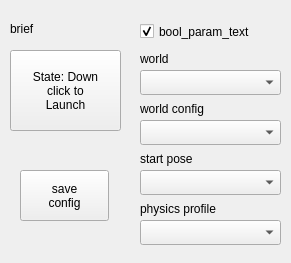
This is config/rqt_simple_launcher.ui in oscar-lima/rqt_simple_launcher as Qt 5 draws it before an edit. The edited form follows.
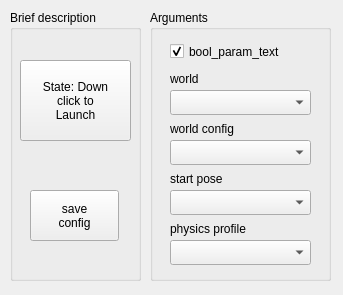
This is the edited form.

Commit message:
refactor code to cope with two instances of gui plugin on the same panel
- once the first process finishes, sends a trigger to the second to run,
this is done via topics.
- add example perspective config file.
- added group box to disable widgets when process is either launching or
running.

Patch:
```diff
--- a/config/rqt_simple_launcher.ui
+++ b/config/rqt_simple_launcher.ui
@@ -9,8 +9,8 @@
    <rect>
     <x>0</x>
     <y>0</y>
-    <width>291</width>
-    <height>263</height>
+    <width>343</width>
+    <height>295</height>
    </rect>
   </property>
   <property name="cursor">
@@ -19,26 +19,36 @@
   <property name="windowTitle">
    <string>rqt_simple_launcher</string>
   </property>
-  <widget class="QPushButton" name="cmdLaunch">
+  <widget class="QGroupBox" name="groupArguments">
    <property name="geometry">
     <rect>
-     <x>10</x>
-     <y>50</y>
-     <width>111</width>
-     <height>81</height>
+     <x>150</x>
+     <y>10</y>
+     <width>181</width>
+     <height>271</height>
+    </rect>
+   </property>
+   <property name="title">
+    <string>Arguments</string>
+   </property>
+   <widget class="QLabel" name="lblArg1">
+    <property name="geometry">
+     <rect>
+      <x>20</x>
+      <y>60</y>
+      <width>67</width>
+      <height>17</height>
     </rect>
    </property>
    <property name="text">
-    <string>State: Down
-click to
-Launch</string>
+     <string>world</string>
    </property>
   </widget>
   <widget class="QCheckBox" name="chkBoolParam">
    <property name="geometry">
     <rect>
-     <x>140</x>
-     <y>20</y>
+      <x>20</x>
+      <y>30</y>
      <width>141</width>
      <height>23</height>
     </rect>
@@ -50,57 +60,11 @@
     <bool>true</bool>
    </property>
   </widget>
-  <widget class="QComboBox" name="comboArg1">
-   <property name="geometry">
-    <rect>
-     <x>140</x>
-     <y>70</y>
-     <width>141</width>
-     <height>25</height>
-    </rect>
-   </property>
-  </widget>
-  <widget class="QLabel" name="lblArg1">
-   <property name="geometry">
-    <rect>
-     <x>140</x>
-     <y>50</y>
-     <width>67</width>
-     <height>17</height>
-    </rect>
-   </property>
-   <property name="text">
-    <string>world</string>
-   </property>
-  </widget>
-  <widget class="QLabel" name="lblArg2">
-   <property name="geometry">
-    <rect>
-     <x>140</x>
-     <y>100</y>
-     <width>101</width>
-     <height>17</height>
-    </rect>
-   </property>
-   <property name="text">
-    <string>world config</string>
-   </property>
-  </widget>
-  <widget class="QComboBox" name="comboArg2">
-   <property name="geometry">
-    <rect>
-     <x>140</x>
-     <y>120</y>
-     <width>141</width>
-     <height>25</height>
-    </rect>
-   </property>
-  </widget>
   <widget class="QLabel" name="lblArg3">
    <property name="geometry">
     <rect>
-     <x>140</x>
-     <y>150</y>
+      <x>20</x>
+      <y>160</y>
      <width>101</width>
      <height>17</height>
     </rect>
@@ -109,11 +73,11 @@
     <string>start pose</string>
    </property>
   </widget>
-  <widget class="QComboBox" name="comboArg3">
+   <widget class="QComboBox" name="comboArg2">
    <property name="geometry">
     <rect>
-     <x>140</x>
-     <y>170</y>
+      <x>20</x>
+      <y>130</y>
      <width>141</width>
      <height>25</height>
     </rect>
@@ -122,8 +86,8 @@
   <widget class="QLabel" name="lblArg4">
    <property name="geometry">
     <rect>
-     <x>140</x>
-     <y>200</y>
+      <x>20</x>
+      <y>210</y>
      <width>121</width>
      <height>17</height>
     </rect>
@@ -132,21 +96,82 @@
     <string>physics profile</string>
    </property>
   </widget>
+   <widget class="QComboBox" name="comboArg3">
+    <property name="geometry">
+     <rect>
+      <x>20</x>
+      <y>180</y>
+      <width>141</width>
+      <height>25</height>
+     </rect>
+    </property>
+   </widget>
   <widget class="QComboBox" name="comboArg4">
    <property name="geometry">
     <rect>
-     <x>140</x>
-     <y>220</y>
+      <x>20</x>
+      <y>230</y>
      <width>141</width>
      <height>25</height>
     </rect>
+    </property>
+   </widget>
+   <widget class="QLabel" name="lblArg2">
+    <property name="geometry">
+     <rect>
+      <x>20</x>
+      <y>110</y>
+      <width>101</width>
+      <height>17</height>
+     </rect>
+    </property>
+    <property name="text">
+     <string>world config</string>
+    </property>
+   </widget>
+   <widget class="QComboBox" name="comboArg1">
+    <property name="geometry">
+     <rect>
+      <x>20</x>
+      <y>80</y>
+      <width>141</width>
+      <height>25</height>
+     </rect>
+    </property>
+   </widget>
+  </widget>
+  <widget class="QGroupBox" name="groupButtons">
+   <property name="geometry">
+    <rect>
+     <x>10</x>
+     <y>10</y>
+     <width>131</width>
+     <height>271</height>
+    </rect>
+   </property>
+   <property name="title">
+    <string>Brief description</string>
+   </property>
+   <widget class="QPushButton" name="cmdLaunch">
+    <property name="geometry">
+     <rect>
+      <x>10</x>
+      <y>50</y>
+      <width>111</width>
+      <height>81</height>
+     </rect>
+    </property>
+    <property name="text">
+     <string>State: Down
+click to
+Launch</string>
    </property>
   </widget>
   <widget class="QPushButton" name="cmdSaveConfig">
    <property name="geometry">
     <rect>
      <x>20</x>
-     <y>170</y>
+      <y>180</y>
      <width>89</width>
      <height>51</height>
     </rect>
@@ -156,18 +181,6 @@
 config</string>
    </property>
   </widget>
-  <widget class="QLabel" name="lblBrief">
-   <property name="geometry">
-    <rect>
-     <x>10</x>
-     <y>20</y>
-     <width>111</width>
-     <height>17</height>
-    </rect>
-   </property>
-   <property name="text">
-    <string>brief</string>
-   </property>
   </widget>
  </widget>
  <resources/>
```
Lines whose indentation alone changed are shown as unchanged. The commit also changes 4 other files.
